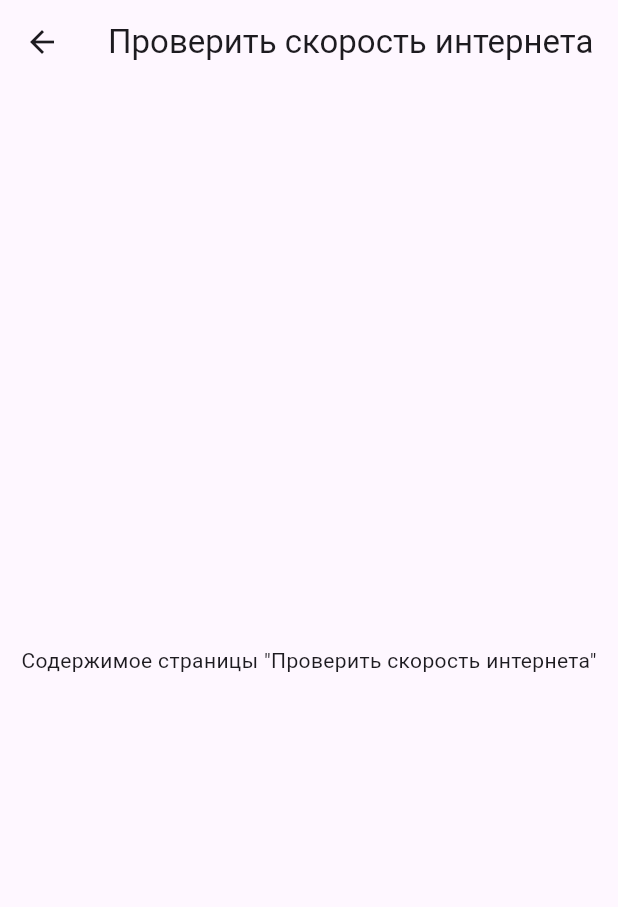
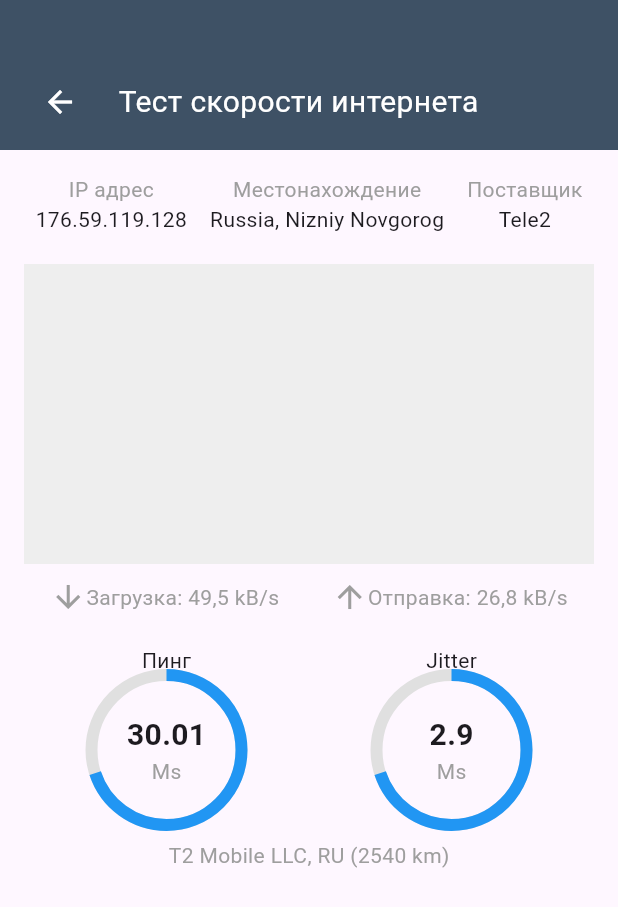
Before and after one commit to NikoAr6/NetworkInfoCheck-NIC-, a Flutter app: the screen it shows after launch, after a tap on "Проверить скорость интернета", on a phone screen of 412 x 824 dp. Shown: the top 907 px of the screen. Run offline on Flutter 3.47's test engine with Material 3 defaults, Android fonts, the phone set to English and light mode, and no system bars.

Commit message:
feat: Добавлено ещё окно

```diff
--- a/lib/main.dart
+++ b/lib/main.dart
@@ -27,14 +27,25 @@ class NetworkInfoScreen extends StatelessWidget {
   @override
   Widget build(BuildContext context) {
     return Scaffold(
-      appBar: AppBar(
-        title: const Text( 'NetworkInfoCheck',
-          style: TextStyle(
-            color: Colors.white, //  Цвет текста - белый
-            fontFamily: 'Roboto', // Шрифт - Roboto
+      appBar: PreferredSize(
+        preferredSize: Size.fromHeight(100.0), // Фиксируем высоту AppBar
+        child: AppBar(
+          backgroundColor: const Color(0xFF3E5165),
+          flexibleSpace: Align( // Центрируем по вертикали
+            alignment: Alignment.bottomLeft,
+            child: Padding(
+              padding: const EdgeInsets.only(left: 16.0, bottom: 8.0),
+              child: Text(
+                title,
+                style: const TextStyle(
+                  color: Colors.white,
+                  fontFamily: 'Roboto',
+                  fontSize: 25,
                 ),
               ),
-        backgroundColor: const Color(0xFF3E5165),
+            ),
+          ),
+        ),
       ),
       backgroundColor: Colors.grey[200],
       body: SingleChildScrollView(
@@ -47,13 +58,17 @@ class NetworkInfoScreen extends StatelessWidget {
                 title: 'Данные телефона',
                 children: [
                   InfoRow(label: 'Имя устройства', value: 'Galaxy A55 5G', icon: Icons.phone_android),
+                  Divider(color: Colors.grey[300]),
                   InfoRow(label: 'Модель', value: 'SM-A556E/DS'),
+                  Divider(color: Colors.grey[300]),
                   InfoRow(label: 'IP адрес', value: '176.59.119.128', hasTrailingIcon: true, onTrailingIconTap: () {
                     // Добавляем обработчик нажатия на три точки
                     },),
+                  Divider(color: Colors.grey[300]),
                   InfoRow(label: 'MAC-адрес', value: 'D2:80:CB:50:03:78', hasTrailingIcon: true, onTrailingIconTap: () {
                     // Добавляем обработчик нажатия на три точки
                     },),
+                  Divider(color: Colors.grey[300]),
                   InfoRow(label: 'Провайдер', value: 'Tele2'),
                 ],
               ),
@@ -62,6 +77,7 @@ class NetworkInfoScreen extends StatelessWidget {
                 title: 'Интернет',
                 children: [
                   InfoRow(label: 'Тип соединения', value: 'Mobile, LTE'),
+                  Divider(color: Colors.grey[300]),
                   ClickableInfoRow(label: 'Локальная сеть',
                     onTap: () { // Добавляем обработчик нажатия для "Локальная сеть"
                         Navigator.push(
@@ -69,6 +85,7 @@ class NetworkInfoScreen extends StatelessWidget {
                           MaterialPageRoute(builder: (context) => LocalNetworkPage()),
                         );
                       },),
+                  Divider(color: Colors.grey[300]),
                   ClickableInfoRow(label: 'Проверить скорость интернета',
                     onTap: () { // Добавляем обработчик нажатия для "Проверить скорость интернета"
                         Navigator.push(
@@ -79,9 +96,8 @@ class NetworkInfoScreen extends StatelessWidget {
                 ],
               ),
               SizedBox(height: 20),
-              GraphSection(), // Замените этот placeholder реальным графиком
+              GraphSection(), //Место для графика
               SizedBox(height: 10),
-              WifiInfo(), // Информация о WiFi сети
             ],
           ),
         ),
@@ -89,6 +105,10 @@ class NetworkInfoScreen extends StatelessWidget {
     );
   }
 }
+
+//-----------------------------------------------------------//
+//-----------------------------------------------------------//
+//-----------------------------------------------------------//
 
 // Создаем виджеты для страниц, на которые будем переходить
 class LocalNetworkPage extends StatelessWidget {
@@ -101,12 +121,135 @@ class LocalNetworkPage extends StatelessWidget {
   }
 }
 
+//-----------------------------------------------------------//
+//-----------------------------------------------------------//
+//-----------------------------------------------------------//
+
 class SpeedTestPage extends StatelessWidget {
   @override
   Widget build(BuildContext context) {
     return Scaffold(
-      appBar: AppBar(title: Text('Проверить скорость интернета')),
-      body: Center(child: Text('Содержимое страницы "Проверить скорость интернета"')),
+      appBar: PreferredSize(
+        preferredSize: Size.fromHeight(100.0), // Фиксируем высоту AppBar
+        child: AppBar(
+          backgroundColor: const Color(0xFF3E5165),
+          automaticallyImplyLeading: false,
+          flexibleSpace: Align(
+            alignment: Alignment.bottomLeft, // Выравниваем содержимое по нижней границе
+            child: Padding(
+              padding: const EdgeInsets.only(left: 16.0, bottom: 8.0), // Отступы от низа и слева
+              child: Row(
+                children: [
+                  IconButton(
+                    icon: Icon(Icons.arrow_back, color: Colors.white),
+                    onPressed: () {
+                      Navigator.pop(context);
+                    },
+                  ),
+                  SizedBox(width: 15), // Отступ между стрелкой и текстом
+                  Text(
+                    'Тест скорости интернета',
+                    style: const TextStyle(
+                      color: Colors.white,
+                      fontFamily: 'Roboto',
+                      fontSize: 20,
+                    ),
+                  ),
+                ],
+              ),
+            ),
+          ),
+        ),
+      ),
+      body: Padding(
+        padding: const EdgeInsets.all(16.0),
+        child: Column(
+          crossAxisAlignment: CrossAxisAlignment.stretch,
+          children: [
+            Row(
+              mainAxisAlignment: MainAxisAlignment.spaceAround,
+              children: [
+                _buildInfoCard('IP адрес', '176.59.119.128'),
+                _buildInfoCard('Местонахождение', 'Russia, Nizniy Novgorog'),
+                _buildInfoCard('Поставщик', 'Tele2'),
+              ],
+            ),
+            SizedBox(height: 20),
+            // Placeholder for the graph.  Replace with your actual graph widget.
+            Container(
+              height: 200,
+              color: Colors.grey[200], // Replace with your graph widget.
+            ),
+            SizedBox(height: 10),
+            Row(
+              mainAxisAlignment: MainAxisAlignment.spaceAround,
+              children: [
+                Row(
+                  children: [
+                    Icon(Icons.arrow_downward, color: Colors.grey),
+                    Text('Загрузка: 49,5 kB/s', style: TextStyle(color: Colors.grey)),
+                  ],
+                ),
+                Row(
+                  children: [
+                    Icon(Icons.arrow_upward, color: Colors.grey),
+                    Text('Отправка: 26,8 kB/s', style: TextStyle(color: Colors.grey)),
+                  ],
+                ),
+              ],
+            ),
+            SizedBox(height: 20),
+            Row(
+              mainAxisAlignment: MainAxisAlignment.spaceAround,
+              children: [
+                _buildPingJitterCard('Пинг', '30.01', 'Ms'),
+                _buildPingJitterCard('Jitter', '2.9', 'Ms'),
+              ],
+            ),
+            SizedBox(height: 10),
+            Center(child: Text('T2 Mobile LLC, RU (2540 km)', style: TextStyle(color: Colors.grey))),
+            Spacer(),
+          ],
+        ),
+      ),
+    );
+  }
+
+  Widget _buildInfoCard(String title, String value) {
+    return Column(
+      children: [
+        Text(title, style: TextStyle(color: Colors.grey)),
+        Text(value),
+      ],
+    );
+  }
+
+  Widget _buildPingJitterCard(String title, String value, String unit) {
+    return Column(
+      children: [
+        Text(title),
+        Stack(
+          alignment: Alignment.center,
+          children: [
+            SizedBox(
+              width: 100,
+              height: 100,
+              child: CircularProgressIndicator(
+                value: 0.7, // Adjust value based on the actual value.  For example, value / 100
+                strokeWidth: 8,
+                backgroundColor: Colors.grey[300],
+                valueColor: AlwaysStoppedAnimation<Color>(Colors.blue),
+              ),
+            ),
+            Column(
+              children: [
+                Text(value, style: TextStyle(fontSize: 20, fontWeight: FontWeight.bold)),
+                Text(unit, style: TextStyle(color: Colors.grey)),
+              ],
+            ),
+          ],
+        ),
+      ],
     );
   }
 }
@@ -237,30 +380,32 @@ class GraphSection extends StatelessWidget {
     return Container(
       height: 150,
       decoration: BoxDecoration(
-        color: Colors.white,  // Белый фон для графика
+        color: Colors.white, // Белый фон для графика
         borderRadius: BorderRadius.circular(5),
       ),
-      child: Center(
+      child: Column( //  Используем Column для вертикального размещения
+        mainAxisAlignment: MainAxisAlignment.spaceBetween, // Размещаем контент вверху и внизу
+        children: [
+          Expanded( //  Занимает все доступное пространство между верхом и низом
+            child: Center( // Центрируем текст графика
               child: Text('Graph Placeholder'),
             ),
-    );
-  }
-}
+          ),
 
-// Информация о WiFi сети внизу
-class WifiInfo extends StatelessWidget {
-  @override
-  Widget build(BuildContext context) {
-    return Container(
-      alignment: Alignment.center,
+          Divider(color: Colors.grey[300]),
+
+          Padding(  // Добавляем отступы для строки текста
+            padding: const EdgeInsets.only(bottom: 8.0),
             child: Row(
-        mainAxisAlignment: MainAxisAlignment.center, // Центрируем контент по горизонтали
+              mainAxisAlignment: MainAxisAlignment.center, // Центрируем строку текста горизонтально
               children: [
-          //Icon(MaterialCommunityIcons.wifi, size: 16, color: Colors.grey[600]),  // Используем MaterialCommunityIcons
                 SizedBox(width: 5), // Отступ между иконкой и текстом
                 Text(
                   'Wlan309-95A',
                   style: TextStyle(fontSize: 14, color: Colors.grey[600]),
+                ),
+              ],
+            ),
           ),
         ],
       ),
```
Lines whose indentation alone changed are shown as unchanged.
